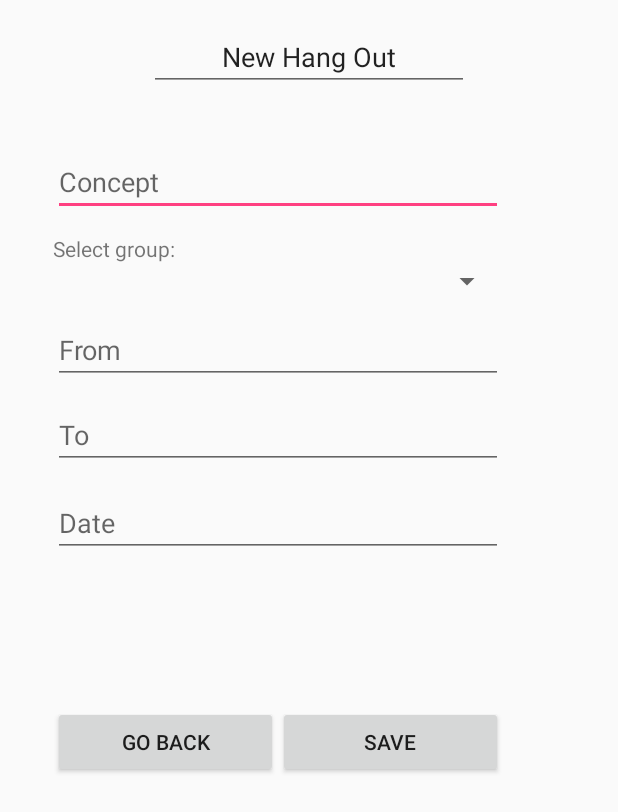
After one commit to jordifoix/CA, an Android app: the fragment NewHangoutTab shown on its own in the app's theme, on a phone screen of 412 x 824 dp. The commit adds this screen. Shown: the top 812 px of the screen. Run offline under Robolectric (Android 15) with nearby library versions, the phone set to English and light mode, and no system bars.

Commit message:
omplint NewHangoutTab

```diff
--- a/app/build.gradle
+++ b/app/build.gradle
@@ -30,6 +30,7 @@ dependencies {
     compile 'com.android.support.constraint:constraint-layout:1.0.1'
     compile 'com.android.support:design:25.2.0'
     compile 'com.google.firebase:firebase-auth:10.0.1'
+    compile 'com.google.firebase:firebase-database:10.0.1'
     testCompile 'junit:junit:4.12'
 }
 
--- a/app/src/main/java/com/chillasso/chillasso/Activities/LoginActivity.java
+++ b/app/src/main/java/com/chillasso/chillasso/Activities/LoginActivity.java
@@ -5,7 +5,6 @@ import android.support.annotation.NonNull;
 import android.support.v7.app.AppCompatActivity;
 import android.os.Bundle;
 import android.text.TextUtils;
-import android.util.Log;
 import android.view.View;
 import android.widget.AdapterView;
 import android.widget.Button;
@@ -16,7 +15,7 @@ import android.widget.Toast;
 
 import com.chillasso.chillasso.Class.UserRegistration;
 import com.chillasso.chillasso.R;
-import com.chillasso.chillasso.UsersListAdapter;
+import com.chillasso.chillasso.Adapters.UsersListAdapter;
 import com.google.android.gms.tasks.OnCompleteListener;
 import com.google.android.gms.tasks.Task;
 import com.google.firebase.auth.AuthResult;
@@ -25,8 +24,6 @@ import com.google.firebase.auth.FirebaseAuth;
 import java.util.List;
 
 import io.realm.Realm;
-
-import static android.R.attr.phoneNumber;
 
 public class LoginActivity extends AppCompatActivity {
 
--- a/app/src/main/java/com/chillasso/chillasso/Activities/MainActivity.java
+++ b/app/src/main/java/com/chillasso/chillasso/Activities/MainActivity.java
@@ -1,6 +1,5 @@
 package com.chillasso.chillasso.Activities;
 
-import android.content.Intent;
 import android.support.design.widget.TabLayout;
 import android.support.design.widget.FloatingActionButton;
 import android.support.design.widget.Snackbar;
@@ -12,7 +11,6 @@ import android.support.v4.app.FragmentManager;
 import android.support.v4.app.FragmentPagerAdapter;
 import android.support.v4.view.ViewPager;
 import android.os.Bundle;
-import android.util.Log;
 import android.view.LayoutInflater;
 import android.view.Menu;
 import android.view.MenuItem;
@@ -21,12 +19,7 @@ import android.view.ViewGroup;
 
 import android.widget.TextView;
 
-import com.chillasso.chillasso.Class.UserRegistration;
 import com.chillasso.chillasso.R;
-
-import java.util.List;
-
-import io.realm.Realm;
 
 public class MainActivity extends AppCompatActivity {
 
@@ -44,14 +37,14 @@ public class MainActivity extends AppCompatActivity {
      * The {@link ViewPager} that will host the section contents.
      */
     private ViewPager mViewPager;
-    private Realm realm;
 
     @Override
     protected void onCreate(Bundle savedInstanceState) {
         super.onCreate(savedInstanceState);
         setContentView(R.layout.activity_main);
 
-
+        Toolbar toolbar = (Toolbar) findViewById(R.id.toolbar);
+        setSupportActionBar(toolbar);
         // Create the adapter that will return a fragment for each of the three
         // primary sections of the activity.
         mSectionsPagerAdapter = new SectionsPagerAdapter(getSupportFragmentManager());
@@ -62,13 +55,14 @@ public class MainActivity extends AppCompatActivity {
 
         TabLayout tabLayout = (TabLayout) findViewById(R.id.tabs);
         tabLayout.setupWithViewPager(mViewPager);
+
     }
 
 
     @Override
     public boolean onCreateOptionsMenu(Menu menu) {
         // Inflate the menu; this adds items to the action bar if it is present.
-        getMenuInflater().inflate(R.menu.menu_main2, menu);
+        getMenuInflater().inflate(R.menu.menu_main, menu);
         return true;
     }
 
@@ -115,7 +109,9 @@ public class MainActivity extends AppCompatActivity {
         @Override
         public View onCreateView(LayoutInflater inflater, ViewGroup container,
                                  Bundle savedInstanceState) {
-            View rootView = inflater.inflate(R.layout.fragment_main2, container, false);
+            View rootView = inflater.inflate(R.layout.fragment_main, container, false);
+            TextView textView = (TextView) rootView.findViewById(R.id.section_label);
+            textView.setText(getString(R.string.section_format, getArguments().getInt(ARG_SECTION_NUMBER)));
             return rootView;
         }
     }
@@ -147,7 +143,7 @@ public class MainActivity extends AppCompatActivity {
         public CharSequence getPageTitle(int position) {
             switch (position) {
                 case 0:
-                    return "New Hang Outs";
+                    return "Active Hang Outs";
                 case 1:
                     return "My Hang Outs";
                 case 2:
--- a/app/src/main/java/com/chillasso/chillasso/UsersListAdapter.java
+++ b/app/src/main/java/com/chillasso/chillasso/Adapters/UsersListAdapter.java
@@ -1,4 +1,4 @@
-package com.chillasso.chillasso;
+package com.chillasso.chillasso.Adapters;
 
 import android.content.Context;
 import android.support.annotation.LayoutRes;
@@ -11,6 +11,7 @@ import android.widget.ArrayAdapter;
 import android.widget.TextView;
 
 import com.chillasso.chillasso.Class.UserRegistration;
+import com.chillasso.chillasso.R;
 
 import java.util.ArrayList;
 import java.util.List;
--- /dev/null
+++ b/app/src/main/java/com/chillasso/chillasso/TabFragments/ActiveHangoutsTab.java
@@ -0,0 +1,10 @@
+package com.chillasso.chillasso.TabFragments;
+
+import android.support.v4.app.Fragment;
+
+/**
+ * Created by Enric on 31/03/2017.
+ */
+
+public class ActiveHangoutsTab extends Fragment{
+}
--- /dev/null
+++ b/app/src/main/java/com/chillasso/chillasso/TabFragments/MyHangoutTab.java
@@ -0,0 +1,10 @@
+package com.chillasso.chillasso.TabFragments;
+
+import android.support.v4.app.Fragment;
+
+/**
+ * Created by Enric on 31/03/2017.
+ */
+
+public class MyHangoutTab extends Fragment{
+}
--- /dev/null
+++ b/app/src/main/java/com/chillasso/chillasso/TabFragments/NewHangoutTab.java
@@ -0,0 +1,25 @@
+package com.chillasso.chillasso.TabFragments;
+
+import android.os.Bundle;
+import android.support.annotation.Nullable;
+import android.support.v4.app.Fragment;
+import android.view.LayoutInflater;
+import android.view.View;
+import android.view.ViewGroup;
+
+import com.chillasso.chillasso.R;
+
+/**
+ * Created by Enric on 31/03/2017.
+ */
+
+public class NewHangoutTab extends Fragment {
+
+
+    @Nullable
+    @Override
+    public View onCreateView(LayoutInflater inflater, @Nullable ViewGroup container, @Nullable Bundle savedInstanceState) {
+        View view = inflater.inflate(R.layout.new_hangouts_tab,container,false);
+        return view;
+    }
+}
--- /dev/null
+++ b/app/src/main/java/com/chillasso/chillasso/TabFragments/SettingsTab.java
@@ -0,0 +1,23 @@
+package com.chillasso.chillasso.TabFragments;
+
+import android.os.Bundle;
+import android.support.annotation.Nullable;
+import android.support.v4.app.Fragment;
+import android.view.LayoutInflater;
+import android.view.View;
+import android.view.ViewGroup;
+
+import com.chillasso.chillasso.R;
+
+/**
+ * Created by Enric on 31/03/2017.
+ */
+
+public class SettingsTab extends Fragment{
+    @Nullable
+    @Override
+    public View onCreateView(LayoutInflater inflater, @Nullable ViewGroup container, @Nullable Bundle savedInstanceState) {
+        View view = inflater.inflate(R.layout.settings_tab_layout,container,false);
+        return view;
+    }
+}
--- a/app/src/main/res/layout/activity_main.xml
+++ b/app/src/main/res/layout/activity_main.xml
@@ -15,10 +15,20 @@
         android:paddingTop="@dimen/appbar_padding_top"
         android:theme="@style/AppTheme.AppBarOverlay">
 
+        <android.support.v7.widget.Toolbar
+            android:id="@+id/toolbar"
+            android:layout_width="match_parent"
+            android:layout_height="?attr/actionBarSize"
+            android:background="?attr/colorPrimary"
+            app:layout_scrollFlags="scroll|enterAlways"
+            app:popupTheme="@style/AppTheme.PopupOverlay">
+
+        </android.support.v7.widget.Toolbar>
+
         <android.support.design.widget.TabLayout
             android:id="@+id/tabs"
             android:layout_width="match_parent"
-            android:layout_height="75dp" />
+            android:layout_height="wrap_content" />
 
     </android.support.design.widget.AppBarLayout>
 
--- a/app/src/main/res/layout/fragment_main2.xml
+++ b/app/src/main/res/layout/fragment_main.xml
@@ -2,16 +2,15 @@
     xmlns:tools="http://schemas.android.com/tools"
     android:layout_width="match_parent"
     android:layout_height="match_parent"
-    android:gravity="center"
     android:paddingBottom="@dimen/activity_vertical_margin"
     android:paddingLeft="@dimen/activity_horizontal_margin"
     android:paddingRight="@dimen/activity_horizontal_margin"
     android:paddingTop="@dimen/activity_vertical_margin"
-    tools:context="com.chillasso.chillasso.Main2Activity$PlaceholderFragment">
+    tools:context="com.chillasso.chillasso.Activities.MainActivity$PlaceholderFragment">
 
     <TextView
-        android:id="@+id/textView"
+        android:id="@+id/section_label"
         android:layout_width="wrap_content"
-        android:layout_height="wrap_content"
-        android:text="ANTICHILL" />
+        android:layout_height="wrap_content" />
+
 </RelativeLayout>
--- /dev/null
+++ b/app/src/main/res/layout/new_hangouts_tab.xml
@@ -0,0 +1,138 @@
+<?xml version="1.0" encoding="utf-8"?>
+<ScrollView xmlns:android="http://schemas.android.com/apk/res/android"
+    android:layout_width="match_parent" android:layout_height="match_parent">
+
+    <RelativeLayout
+        android:layout_width="match_parent"
+        android:layout_height="wrap_content">
+
+        <EditText
+            android:id="@+id/editText7"
+            android:layout_width="wrap_content"
+            android:layout_height="wrap_content"
+            android:layout_alignParentTop="true"
+            android:layout_centerHorizontal="true"
+            android:layout_marginTop="15dp"
+            android:ems="10"
+            android:gravity="center"
+            android:inputType="textPersonName"
+            android:text="New Hang Out" />
+
+        <EditText
+            android:id="@+id/name_hangout_editText"
+            android:layout_width="300dp"
+            android:layout_height="wrap_content"
+            android:layout_alignLeft="@+id/from_time_editText"
+            android:layout_alignStart="@+id/from_time_editText"
+            android:layout_below="@+id/editText7"
+            android:layout_marginTop="38dp"
+            android:ems="10"
+            android:hint="Concept"
+            android:inputType="textPersonName" />
+
+        <EditText
+            android:id="@+id/from_time_editText"
+            android:layout_width="300dp"
+            android:layout_height="wrap_content"
+            android:layout_alignParentLeft="true"
+            android:layout_alignParentStart="true"
+            android:layout_below="@+id/group_spinner"
+            android:layout_marginLeft="35dp"
+            android:layout_marginStart="35dp"
+            android:layout_marginTop="11dp"
+            android:ems="10"
+            android:hint="From"
+            android:inputType="time" />
+
+        <EditText
+            android:id="@+id/to_time_editText"
+            android:layout_width="300dp"
+            android:layout_height="wrap_content"
+            android:layout_alignLeft="@+id/from_time_editText"
+            android:layout_alignStart="@+id/from_time_editText"
+            android:layout_below="@+id/from_time_editText"
+            android:layout_marginTop="11dp"
+            android:ems="10"
+            android:hint="To"
+            android:inputType="time" />
+
+        <EditText
+            android:id="@+id/data_editText"
+            android:layout_width="300dp"
+            android:layout_height="wrap_content"
+            android:layout_alignLeft="@+id/to_time_editText"
+            android:layout_alignStart="@+id/to_time_editText"
+            android:layout_below="@+id/to_time_editText"
+            android:layout_marginTop="13dp"
+            android:ems="10"
+            android:hint="Date"
+            android:inputType="date" />
+
+        <RadioGroup
+            android:id="@+id/member_grup_radioGroup"
+            android:layout_width="300dp"
+            android:layout_height="wrap_content"
+            android:layout_alignLeft="@+id/data_editText"
+            android:layout_alignStart="@+id/data_editText"
+            android:layout_below="@+id/data_editText"
+            android:layout_marginTop="46dp" />
+
+        <Spinner
+            android:id="@+id/group_spinner"
+            android:layout_width="300dp"
+            android:layout_height="wrap_content"
+            android:layout_below="@+id/textView5"
+            android:layout_alignLeft="@+id/from_time_editText"
+            android:layout_alignStart="@+id/from_time_editText" />
+
+        <TextView
+            android:id="@+id/textView5"
+            android:layout_width="wrap_content"
+            android:layout_height="wrap_content"
+            android:layout_marginTop="12dp"
+            android:text="Select group:"
+            android:layout_below="@+id/name_hangout_editText"
+            android:layout_alignLeft="@+id/group_spinner"
+            android:layout_alignStart="@+id/group_spinner" />
+
+        <LinearLayout
+            android:layout_width="match_parent"
+            android:layout_height="50dp"
+            android:orientation="horizontal"
+            android:layout_marginTop="53dp"
+            android:layout_below="@+id/member_grup_radioGroup"
+            android:layout_alignLeft="@+id/member_grup_radioGroup"
+            android:layout_alignStart="@+id/member_grup_radioGroup"
+            android:id="@+id/linearLayout"
+            android:layout_alignRight="@+id/member_grup_radioGroup"
+            android:layout_alignEnd="@+id/member_grup_radioGroup">
+
+            <Button
+                android:id="@+id/go_back_button"
+                android:layout_width="wrap_content"
+                android:layout_height="wrap_content"
+                android:layout_weight="1"
+                android:text="Go Back" />
+
+            <Button
+                android:id="@+id/save_button"
+                android:layout_width="wrap_content"
+                android:layout_height="wrap_content"
+                android:layout_weight="1"
+                android:text="Save" />
+        </LinearLayout>
+
+        <TextView
+            android:id="@+id/group_selected_users_textView"
+            android:layout_width="300dp"
+            android:layout_height="wrap_content"
+            android:layout_marginTop="25dp"
+            android:layout_below="@+id/member_grup_radioGroup"
+            android:layout_alignLeft="@+id/linearLayout"
+            android:layout_alignStart="@+id/linearLayout" />
+
+    </RelativeLayout>
+
+
+
+</ScrollView>
--- /dev/null
+++ b/app/src/main/res/layout/settings_tab_layout.xml
@@ -0,0 +1,5 @@
+<?xml version="1.0" encoding="utf-8"?>
+<RelativeLayout xmlns:android="http://schemas.android.com/apk/res/android"
+    android:layout_width="match_parent" android:layout_height="match_parent">
+
+</RelativeLayout>
--- a/app/src/main/res/menu/menu_main2.xml
+++ b/app/src/main/res/menu/menu_main.xml
@@ -5,6 +5,6 @@
     <item
         android:id="@+id/action_settings"
         android:orderInCategory="100"
-        android:title="@string/action_settings"
+        android:title="Add Group"
         app:showAsAction="never" />
 </menu>
```
Also changed, not shown: app/src/main/AndroidManifest.xml (+4 -5 lines).
